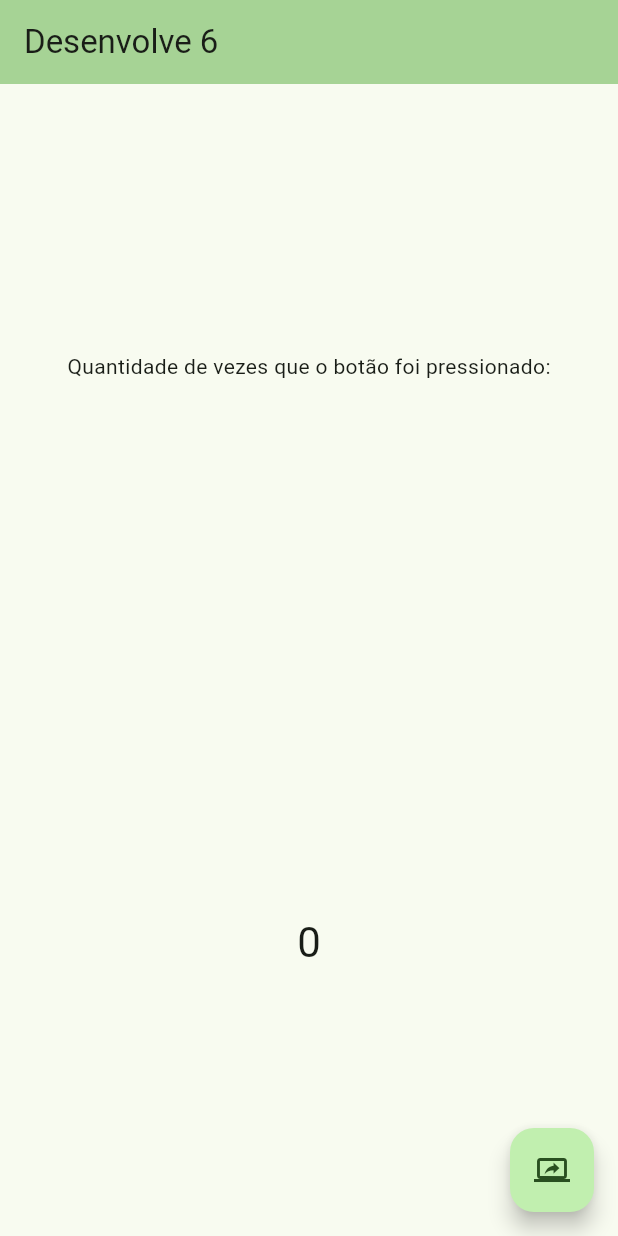
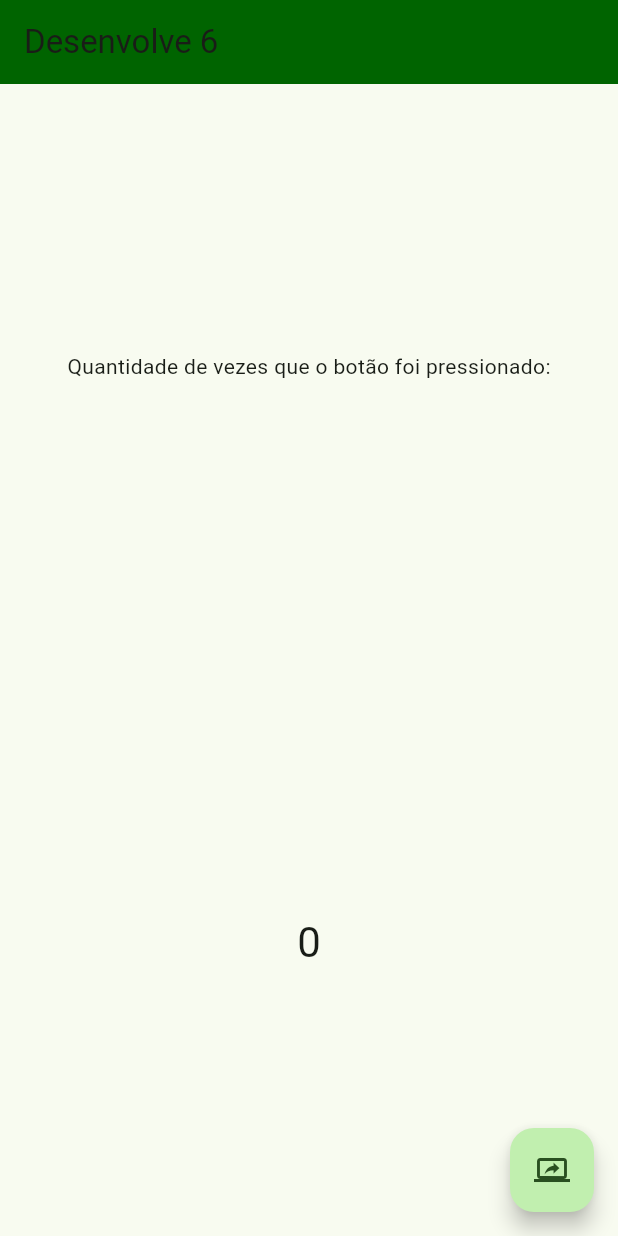
Before and after one commit to desenvolve06/gr6-projeto1, a Flutter app: the screen it shows after launch, on a phone screen of 412 x 824 dp. Run offline on Flutter 3.47's test engine with Material 3 defaults, Android fonts, the phone set to English and light mode, and no system bars.

Commit message:
Refactor: changed app bar
mudança de cor na barra superior

```diff
--- a/lib/main.dart
+++ b/lib/main.dart
@@ -67,7 +67,7 @@ class _MyHomePageState extends State<MyHomePage> {
       _counter++;
     });
   }
-
+  Color darkGreenColor = const Color(0xFF006400);
   @override
   Widget build(BuildContext context) {
     // This method is rerun every time setState is called, for instance as done
@@ -77,11 +77,13 @@ class _MyHomePageState extends State<MyHomePage> {
     // fast, so that you can just rebuild anything that needs updating rather
     // than having to individually change instances of widgets.
     return Scaffold(
+
       appBar: AppBar(
+
         // TRY THIS: Try changing the color here to a specific color (to
         // Colors.amber, perhaps?) and trigger a hot reload to see the AppBar
         // change color while the other colors stay the same.
-        backgroundColor: Theme.of(context).colorScheme.inversePrimary,
+        backgroundColor: darkGreenColor,
         // Here we take the value from the MyHomePage object that was created by
         // the App.build method, and use it to set our appbar title.
         title: Text(widget.title),
```
